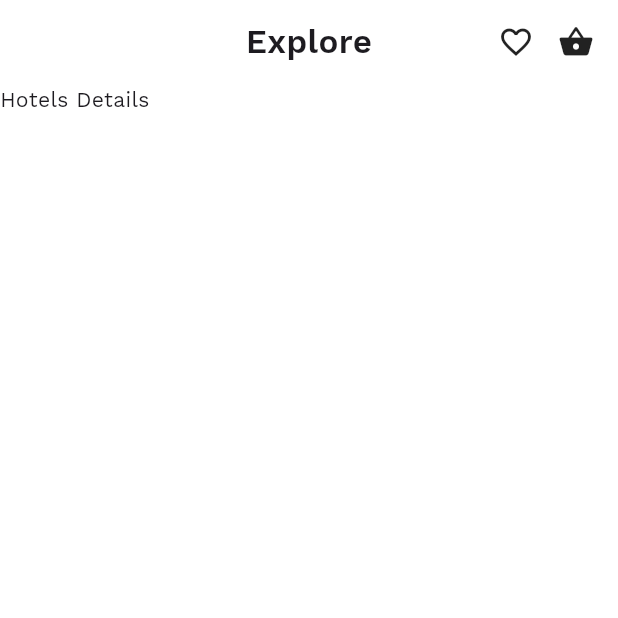
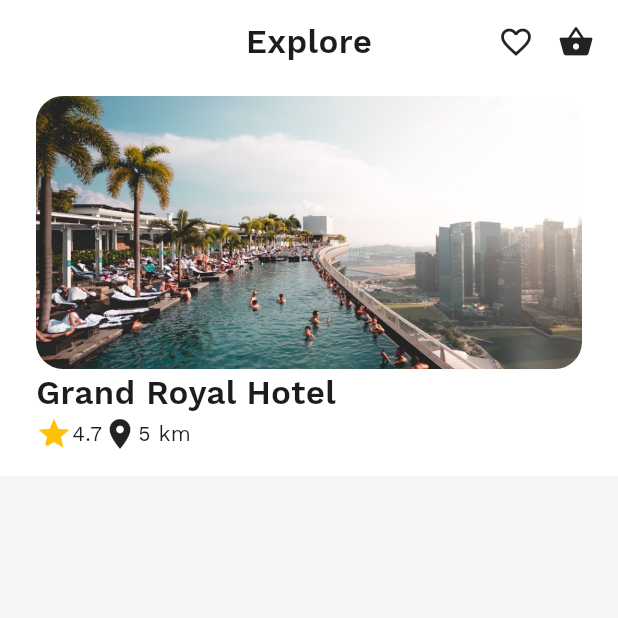
Before and after one commit to takumade/hotel-app, a Flutter app: the HotelDetailScreen screen opened directly with sample values from the repository, on a phone screen of 412 x 824 dp, the top half of it. Run offline on Flutter 3.47's test engine with Material 3 defaults, Android fonts, the phone set to English and light mode, and no system bars; our stand-ins replace flutter_rating_bar, font_awesome_flutter.

Commit message:
Add rating and distance widgets

```diff
--- a/lib/screens/hotel_detail_screen.dart
+++ b/lib/screens/hotel_detail_screen.dart
@@ -6,7 +6,7 @@ import '../themes/hotel_app_theme.dart';
 
 class HotelDetailScreen extends StatefulWidget {
   final HotelListData hotel;
-   final ScrollController _scrollController = ScrollController();
+  final ScrollController _hotelDetailScrollController = ScrollController();
 
   HotelDetailScreen({super.key, required this.hotel});
 
@@ -34,23 +34,53 @@ class _HotelDetailScreenState extends State<HotelDetailScreen> {
                 child: Column(
                   children: <Widget>[
                     CustomAppBar(),
-                    Expanded(
-                      child: NestedScrollView(
-                        controller: widget._scrollController,
-                        headerSliverBuilder:
-                            (BuildContext context, bool innerBoxIsScrolled) {
-                          return <Widget>[
+                    Container(
+                            padding: const EdgeInsets.only(
+                                left: 24, right: 24, top: 8, bottom: 16),
+                            color:
+                                HotelAppTheme.buildLightTheme().backgroundColor,
+                            child: Column(children: [
+                                ClipRRect(
+                                  borderRadius: BorderRadius.all(Radius.circular(18.0)),
+                                  child: Image(image: AssetImage(widget.hotel.imagePath),),),
 
-                          ];
-                        },
-                        body: Container(
-                          color:
-                              HotelAppTheme.buildLightTheme().backgroundColor,
-                          child: Text('Hotels Details')
-                          ),
-                        ),
-                      ),
+                                  ClipRRect(
+                                  borderRadius: BorderRadius.all(Radius.circular(18.0)),
+                                  child: Row(
+                                    children: [
 
+                                      Column(
+                                        crossAxisAlignment: CrossAxisAlignment.start,
+                                        children: [ Text(widget.hotel.titleTxt,  textAlign: TextAlign.left, style: TextStyle(
+
+                                                fontWeight: FontWeight.w600,
+                                                fontSize: 22,
+                                              )),
+                                              Row(
+                                                children: [
+                                                Row(
+                                                children: [
+                                                  Icon(Icons.star, color: Colors.amber,),
+                                                  Text("4.7")
+                                                ],
+                                              ),
+                                               Row(
+                                                children: [
+                                                  Icon(Icons.location_on,),
+                                                  Text("5 km")
+                                                ],
+                                              )],
+                                              )
+
+                                              ]
+                                      )
+                                    ],
+                                  ))
+
+
+
+                            ],)
+                    )
                   ],
                 ),
               ),
```
